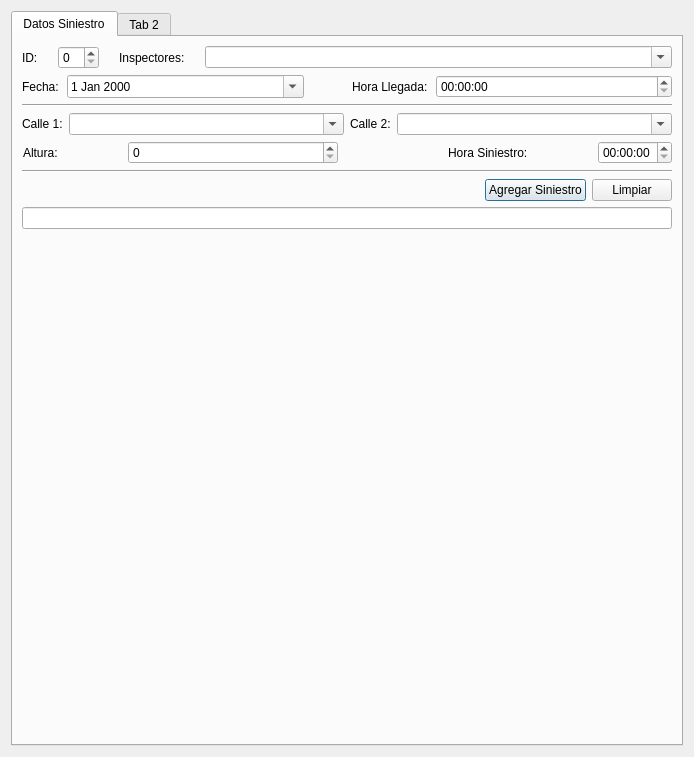
First picture: the form in planilla.ui, repository IvanBodnar/planilla, before the edit.
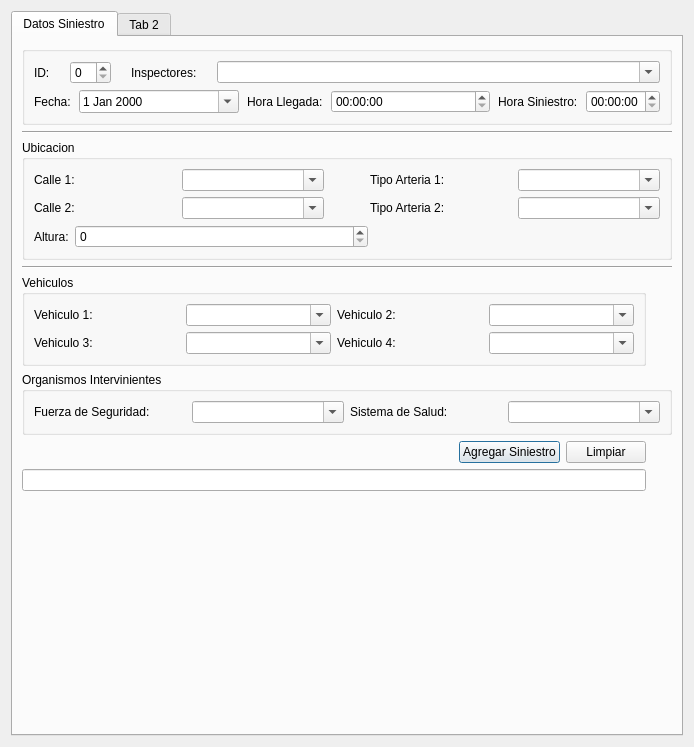
Second picture: the form after the edit.

Patch:
```diff
--- a/planilla.ui
+++ b/planilla.ui
@@ -7,21 +7,27 @@
     <x>0</x>
     <y>0</y>
     <width>694</width>
-    <height>757</height>
+    <height>747</height>
    </rect>
   </property>
   <property name="windowTitle">
    <string>Dialog</string>
   </property>
   <layout class="QGridLayout" name="gridLayout">
-   <item row="0" column="1">
+   <item row="0" column="0">
     <widget class="QTabWidget" name="tabWidget">
      <widget class="QWidget" name="tab1">
       <attribute name="title">
        <string>Datos Siniestro</string>
       </attribute>
       <layout class="QGridLayout" name="gridLayout_3">
-       <item row="0" column="0">
+       <item row="0" column="0" colspan="2">
+        <widget class="QGroupBox" name="groupBox">
+         <property name="title">
+          <string/>
+         </property>
+         <layout class="QHBoxLayout" name="horizontalLayout_6">
+          <item>
         <layout class="QVBoxLayout" name="verticalLayout">
          <item>
           <layout class="QHBoxLayout" name="horizontalLayout" stretch="0,0,0,0">
@@ -82,7 +88,7 @@
           </layout>
          </item>
          <item>
-          <layout class="QHBoxLayout" name="horizontalLayout_2" stretch="0,1,0,0,1">
+             <layout class="QHBoxLayout" name="horizontalLayout_2" stretch="0,1,0,1,0,0">
            <property name="spacing">
             <number>8</number>
            </property>
@@ -103,19 +109,6 @@
              </property>
             </widget>
            </item>
-           <item>
-            <spacer name="horizontalSpacer">
-             <property name="orientation">
-              <enum>Qt::Horizontal</enum>
-             </property>
-             <property name="sizeHint" stdset="0">
-              <size>
-               <width>40</width>
-               <height>20</height>
-              </size>
-             </property>
-            </spacer>
-           </item>
            <item>
             <widget class="QLabel" name="label_3">
              <property name="text">
@@ -126,30 +119,68 @@
            <item>
             <widget class="QTimeEdit" name="timeEditLlegada"/>
            </item>
+              <item>
+               <widget class="QLabel" name="label_8">
+                <property name="text">
+                 <string>Hora Siniestro:</string>
+                </property>
+               </widget>
+              </item>
+              <item>
+               <widget class="QTimeEdit" name="timeEditSiniestro">
+                <property name="time">
+                 <time>
+                  <hour>0</hour>
+                  <minute>0</minute>
+                  <second>0</second>
+                 </time>
+                </property>
+                <property name="calendarPopup">
+                 <bool>false</bool>
+                </property>
+               </widget>
+              </item>
           </layout>
          </item>
         </layout>
        </item>
-       <item row="1" column="0">
+         </layout>
+        </widget>
+       </item>
+       <item row="1" column="0" colspan="2">
         <widget class="Line" name="line">
          <property name="orientation">
           <enum>Qt::Horizontal</enum>
          </property>
         </widget>
        </item>
-       <item row="2" column="0">
+       <item row="2" column="0" colspan="2">
+        <widget class="QGroupBox" name="groupBox_2">
+         <property name="title">
+          <string>Ubicacion</string>
+         </property>
+         <layout class="QVBoxLayout" name="verticalLayout_2">
+          <item>
         <layout class="QGridLayout" name="gridLayout_2">
+            <item row="0" column="1">
+             <widget class="QComboBox" name="comboBoxCalle1">
+              <property name="editable">
+               <bool>true</bool>
+              </property>
+              <property name="duplicatesEnabled">
+               <bool>false</bool>
+              </property>
+             </widget>
+            </item>
          <item row="0" column="0">
-          <layout class="QHBoxLayout" name="horizontalLayout_3" stretch="0,1,0,1">
-           <item>
             <widget class="QLabel" name="label_4">
              <property name="text">
               <string>Calle 1:</string>
              </property>
             </widget>
            </item>
-           <item>
-            <widget class="QComboBox" name="comboBoxCalle1">
+            <item row="1" column="4">
+             <widget class="QComboBox" name="comboBoxArteria2">
              <property name="editable">
               <bool>true</bool>
              </property>
@@ -158,14 +189,21 @@
              </property>
             </widget>
            </item>
-           <item>
+            <item row="1" column="0">
             <widget class="QLabel" name="label_5">
              <property name="text">
               <string>Calle 2:</string>
              </property>
             </widget>
            </item>
-           <item>
+            <item row="0" column="3">
+             <widget class="QLabel" name="label_9">
+              <property name="text">
+               <string>Tipo Arteria 1:</string>
+              </property>
+             </widget>
+            </item>
+            <item row="1" column="1">
             <widget class="QComboBox" name="comboBoxCalle2">
              <property name="editable">
               <bool>true</bool>
@@ -175,25 +213,59 @@
              </property>
             </widget>
            </item>
-          </layout>
-         </item>
-         <item row="1" column="0">
-          <layout class="QHBoxLayout" name="horizontalLayout_4" stretch="0,1,0,0,0">
-           <property name="spacing">
-            <number>70</number>
-           </property>
-           <property name="sizeConstraint">
-            <enum>QLayout::SetDefaultConstraint</enum>
-           </property>
-           <property name="leftMargin">
-            <number>1</number>
-           </property>
-           <property name="topMargin">
-            <number>0</number>
-           </property>
-           <property name="rightMargin">
-            <number>0</number>
-           </property>
+            <item row="0" column="4">
+             <widget class="QComboBox" name="comboBoxArteria1">
+              <property name="editable">
+               <bool>true</bool>
+              </property>
+              <property name="maxCount">
+               <number>50</number>
+              </property>
+             </widget>
+            </item>
+            <item row="1" column="3">
+             <widget class="QLabel" name="label_10">
+              <property name="text">
+               <string>Tipo Arteria 2:</string>
+              </property>
+             </widget>
+            </item>
+            <item row="0" column="2">
+             <spacer name="horizontalSpacer_2">
+              <property name="orientation">
+               <enum>Qt::Horizontal</enum>
+              </property>
+              <property name="sizeType">
+               <enum>QSizePolicy::Fixed</enum>
+              </property>
+              <property name="sizeHint" stdset="0">
+               <size>
+                <width>40</width>
+                <height>20</height>
+               </size>
+              </property>
+             </spacer>
+            </item>
+            <item row="1" column="2">
+             <spacer name="horizontalSpacer_4">
+              <property name="orientation">
+               <enum>Qt::Horizontal</enum>
+              </property>
+              <property name="sizeType">
+               <enum>QSizePolicy::Minimum</enum>
+              </property>
+              <property name="sizeHint" stdset="0">
+               <size>
+                <width>40</width>
+                <height>20</height>
+               </size>
+              </property>
+             </spacer>
+            </item>
+           </layout>
+          </item>
+          <item>
+           <layout class="QHBoxLayout" name="horizontalLayout_3" stretch="0,1,1">
            <item>
             <widget class="QLabel" name="label_6">
              <property name="text">
@@ -218,65 +290,160 @@
             </widget>
            </item>
            <item>
-            <spacer name="horizontalSpacer_2">
+             <spacer name="horizontalSpacer">
              <property name="orientation">
               <enum>Qt::Horizontal</enum>
              </property>
+              <property name="sizeType">
+               <enum>QSizePolicy::Minimum</enum>
+              </property>
              <property name="sizeHint" stdset="0">
               <size>
-               <width>40</width>
+                <width>30</width>
                <height>20</height>
               </size>
              </property>
             </spacer>
            </item>
-           <item>
-            <widget class="QLabel" name="label_8">
-             <property name="text">
-              <string>Hora Siniestro:</string>
-             </property>
-            </widget>
-           </item>
-           <item>
-            <widget class="QTimeEdit" name="timeEditSiniestro">
-             <property name="time">
-              <time>
-               <hour>0</hour>
-               <minute>0</minute>
-               <second>0</second>
-              </time>
-             </property>
-             <property name="calendarPopup">
-              <bool>false</bool>
-             </property>
-            </widget>
-           </item>
           </layout>
          </item>
         </layout>
+        </widget>
        </item>
-       <item row="3" column="0">
+       <item row="3" column="0" colspan="2">
         <widget class="Line" name="line_2">
          <property name="orientation">
           <enum>Qt::Horizontal</enum>
          </property>
         </widget>
        </item>
-       <item row="7" column="0">
-        <widget class="QLineEdit" name="lineEditStatus"/>
-       </item>
-       <item row="8" column="0">
-        <spacer name="verticalSpacer">
-         <property name="orientation">
-          <enum>Qt::Vertical</enum>
-         </property>
-         <property name="sizeHint" stdset="0">
-          <size>
-           <width>20</width>
-           <height>40</height>
-          </size>
-         </property>
-        </spacer>
+       <item row="4" column="0">
+        <widget class="QGroupBox" name="groupBox_4">
+         <property name="title">
+          <string>Vehiculos</string>
+         </property>
+         <layout class="QGridLayout" name="gridLayout_5">
+          <item row="0" column="0">
+           <layout class="QGridLayout" name="gridLayout_4">
+            <item row="0" column="0">
+             <widget class="QLabel" name="label_24">
+              <property name="text">
+               <string>Vehiculo 1:</string>
+              </property>
+             </widget>
+            </item>
+            <item row="1" column="0">
+             <widget class="QLabel" name="label_25">
+              <property name="text">
+               <string>Vehiculo 3:</string>
+              </property>
+             </widget>
+            </item>
+            <item row="0" column="1">
+             <widget class="QComboBox" name="comboBoxV1">
+              <property name="editable">
+               <bool>true</bool>
+              </property>
+              <property name="maxCount">
+               <number>30</number>
+              </property>
+             </widget>
+            </item>
+            <item row="1" column="1">
+             <widget class="QComboBox" name="comboBoxV3">
+              <property name="editable">
+               <bool>true</bool>
+              </property>
+              <property name="maxCount">
+               <number>30</number>
+              </property>
+             </widget>
+            </item>
+            <item row="0" column="2">
+             <widget class="QLabel" name="label_26">
+              <property name="text">
+               <string>Vehiculo 2:</string>
+              </property>
+             </widget>
+            </item>
+            <item row="1" column="2">
+             <widget class="QLabel" name="label_27">
+              <property name="text">
+               <string>Vehiculo 4:</string>
+              </property>
+             </widget>
+            </item>
+            <item row="0" column="3">
+             <widget class="QComboBox" name="comboBoxV2">
+              <property name="editable">
+               <bool>true</bool>
+              </property>
+              <property name="maxCount">
+               <number>30</number>
+              </property>
+             </widget>
+            </item>
+            <item row="1" column="3">
+             <widget class="QComboBox" name="comboBoxV4">
+              <property name="editable">
+               <bool>true</bool>
+              </property>
+              <property name="maxCount">
+               <number>30</number>
+              </property>
+             </widget>
+            </item>
+           </layout>
+          </item>
+         </layout>
+        </widget>
+       </item>
+       <item row="5" column="0" colspan="2">
+        <widget class="QGroupBox" name="groupBox_3">
+         <property name="title">
+          <string>Organismos Intervinientes</string>
+         </property>
+         <layout class="QVBoxLayout" name="verticalLayout_3">
+          <item>
+           <layout class="QHBoxLayout" name="horizontalLayout_4">
+            <item>
+             <widget class="QLabel" name="label_11">
+              <property name="text">
+               <string>Fuerza de Seguridad:</string>
+              </property>
+             </widget>
+            </item>
+            <item>
+             <widget class="QComboBox" name="comboBoxSeguridad">
+              <property name="editable">
+               <bool>true</bool>
+              </property>
+              <property name="maxCount">
+               <number>10</number>
+              </property>
+             </widget>
+            </item>
+            <item>
+             <widget class="QLabel" name="label_12">
+              <property name="text">
+               <string>Sistema de Salud:</string>
+              </property>
+             </widget>
+            </item>
+            <item>
+             <widget class="QComboBox" name="comboBoxSalud">
+              <property name="editable">
+               <bool>true</bool>
+              </property>
+              <property name="maxCount">
+               <number>10</number>
+              </property>
+             </widget>
+            </item>
+           </layout>
+          </item>
+         </layout>
+        </widget>
        </item>
        <item row="6" column="0">
         <layout class="QHBoxLayout" name="horizontalLayout_5">
@@ -315,6 +482,22 @@
          </item>
         </layout>
        </item>
+       <item row="7" column="0">
+        <widget class="QLineEdit" name="lineEditStatus"/>
+       </item>
+       <item row="8" column="1">
+        <spacer name="verticalSpacer">
+         <property name="orientation">
+          <enum>Qt::Vertical</enum>
+         </property>
+         <property name="sizeHint" stdset="0">
+          <size>
+           <width>20</width>
+           <height>40</height>
+          </size>
+         </property>
+        </spacer>
+       </item>
       </layout>
      </widget>
      <widget class="QWidget" name="tab_2">
```
Left out of the diff: 20 changed lines with no effect on the pictures. Lines whose indentation alone changed are shown as unchanged.
